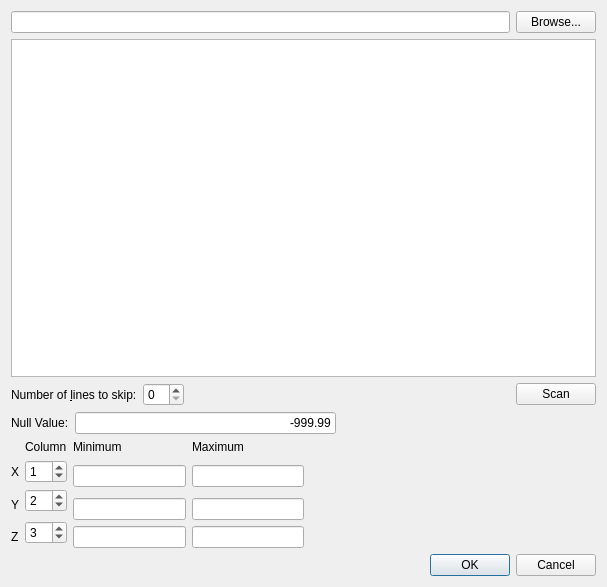
Qt form utilUI/xyzimportdialog.ui (fsoos74/su) before a commit.
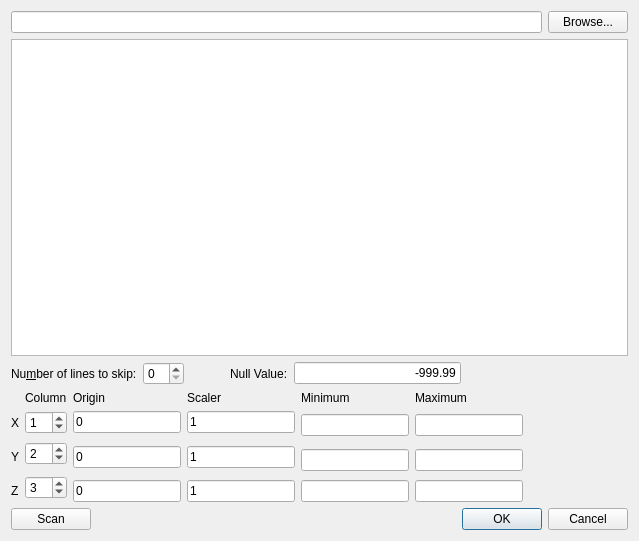
The same form after that commit. Icons and pictures are not drawn.

Commit message: added scaler and origin selection to xyz import dialog

Patch:
```diff
--- a/utilUI/xyzimportdialog.ui
+++ b/utilUI/xyzimportdialog.ui
@@ -6,8 +6,8 @@
    <rect>
     <x>0</x>
     <y>0</y>
-    <width>607</width>
-    <height>587</height>
+    <width>639</width>
+    <height>541</height>
    </rect>
   </property>
   <property name="windowTitle">
@@ -17,8 +17,8 @@
    <iconset resource="../ProjectViewer/icons.qrc">
     <normaloff>:/icons/images/logo_fs_64x64.png</normaloff>:/icons/images/logo_fs_64x64.png</iconset>
   </property>
-  <layout class="QGridLayout" name="gridLayout_2">
-   <item row="0" column="0">
+  <layout class="QVBoxLayout" name="verticalLayout">
+   <item>
     <layout class="QHBoxLayout" name="horizontalLayout">
      <item>
       <widget class="QLineEdit" name="lePath">
@@ -36,19 +36,22 @@
      </item>
     </layout>
    </item>
-   <item row="1" column="0">
+   <item>
     <widget class="QTextEdit" name="teContent">
+     <property name="lineWrapMode">
+      <enum>QTextEdit::NoWrap</enum>
+     </property>
      <property name="readOnly">
       <bool>true</bool>
      </property>
     </widget>
    </item>
-   <item row="2" column="0">
+   <item>
     <layout class="QHBoxLayout" name="horizontalLayout_3">
      <item>
       <widget class="QLabel" name="label">
        <property name="text">
-        <string>Number of &amp;lines to skip:</string>
+        <string>Nu&amp;mber of lines to skip:</string>
        </property>
        <property name="buddy">
         <cstring>sbSkip</cstring>
@@ -59,10 +62,13 @@
       <widget class="QSpinBox" name="sbSkip"/>
      </item>
      <item>
-      <spacer name="horizontalSpacer_2">
+      <spacer name="horizontalSpacer_4">
        <property name="orientation">
         <enum>Qt::Horizontal</enum>
        </property>
+       <property name="sizeType">
+        <enum>QSizePolicy::Fixed</enum>
+       </property>
        <property name="sizeHint" stdset="0">
         <size>
          <width>40</width>
@@ -71,17 +77,6 @@
        </property>
       </spacer>
      </item>
-     <item>
-      <widget class="QPushButton" name="pbScan">
-       <property name="text">
-        <string>Scan</string>
-       </property>
-      </widget>
-     </item>
-    </layout>
-   </item>
-   <item row="3" column="0">
-    <layout class="QHBoxLayout" name="horizontalLayout_5">
      <item>
       <widget class="QLabel" name="label_8">
        <property name="text">
@@ -100,7 +95,7 @@
       </widget>
      </item>
      <item>
-      <spacer name="horizontalSpacer_4">
+      <spacer name="horizontalSpacer_2">
        <property name="orientation">
         <enum>Qt::Horizontal</enum>
        </property>
@@ -114,7 +109,7 @@
      </item>
     </layout>
    </item>
-   <item row="4" column="0">
+   <item>
     <layout class="QHBoxLayout" name="horizontalLayout_4">
      <item>
       <layout class="QGridLayout" name="gridLayout">
@@ -132,21 +127,21 @@
          </property>
         </widget>
        </item>
-       <item row="5" column="2">
+       <item row="5" column="5">
         <widget class="QLineEdit" name="leMinZ">
          <property name="readOnly">
           <bool>true</bool>
          </property>
         </widget>
        </item>
-       <item row="1" column="2" rowspan="2">
+       <item row="1" column="5" rowspan="2">
         <widget class="QLineEdit" name="leMinX">
          <property name="readOnly">
           <bool>true</bool>
          </property>
         </widget>
        </item>
-       <item row="3" column="3" rowspan="2">
+       <item row="3" column="6" rowspan="2">
         <widget class="QLineEdit" name="leMaxY">
          <property name="readOnly">
           <bool>true</bool>
@@ -167,14 +162,14 @@
          </property>
         </widget>
        </item>
-       <item row="3" column="2" rowspan="2">
+       <item row="3" column="5" rowspan="2">
         <widget class="QLineEdit" name="leMinY">
          <property name="readOnly">
           <bool>true</bool>
          </property>
         </widget>
        </item>
-       <item row="5" column="3">
+       <item row="5" column="6">
         <widget class="QLineEdit" name="leMaxZ">
          <property name="readOnly">
           <bool>true</bool>
@@ -195,14 +190,14 @@
          </property>
         </widget>
        </item>
-       <item row="0" column="3">
+       <item row="0" column="6">
         <widget class="QLabel" name="label_7">
          <property name="text">
           <string>Maximum</string>
          </property>
         </widget>
        </item>
-       <item row="1" column="3" rowspan="2">
+       <item row="1" column="6" rowspan="2">
         <widget class="QLineEdit" name="leMaxX">
          <property name="readOnly">
           <bool>true</bool>
@@ -216,13 +211,69 @@
          </property>
         </widget>
        </item>
-       <item row="0" column="2">
+       <item row="0" column="5">
         <widget class="QLabel" name="label_6">
          <property name="text">
           <string>Minimum</string>
          </property>
         </widget>
        </item>
+       <item row="3" column="3">
+        <widget class="QLineEdit" name="leY0">
+         <property name="text">
+          <string>0</string>
+         </property>
+        </widget>
+       </item>
+       <item row="5" column="3">
+        <widget class="QLineEdit" name="leZ0">
+         <property name="text">
+          <string>0</string>
+         </property>
+        </widget>
+       </item>
+       <item row="1" column="3">
+        <widget class="QLineEdit" name="leX0">
+         <property name="text">
+          <string>0</string>
+         </property>
+        </widget>
+       </item>
+       <item row="0" column="3">
+        <widget class="QLabel" name="label_9">
+         <property name="text">
+          <string>Origin</string>
+         </property>
+        </widget>
+       </item>
+       <item row="1" column="4">
+        <widget class="QLineEdit" name="leSX">
+         <property name="text">
+          <string>1</string>
+         </property>
+        </widget>
+       </item>
+       <item row="3" column="4">
+        <widget class="QLineEdit" name="leSY">
+         <property name="text">
+          <string>1</string>
+         </property>
+        </widget>
+       </item>
+       <item row="5" column="4">
+        <widget class="QLineEdit" name="leSZ">
+         <property name="text">
+          <string>1</string>
+         </property>
+        </widget>
+       </item>
+       <item row="0" column="4">
+        <widget class="QLabel" name="label_10">
+         <property name="text">
+          <string>Scaler</string>
+         </property>
+        </widget>
+       </item>
       </layout>
      </item>
      <item>
@@ -240,8 +291,15 @@
      </item>
     </layout>
    </item>
-   <item row="5" column="0">
+   <item>
     <layout class="QHBoxLayout" name="horizontalLayout_2">
+     <item>
+      <widget class="QPushButton" name="pbScan">
+       <property name="text">
+        <string>Scan</string>
+       </property>
+      </widget>
+     </item>
      <item>
       <spacer name="horizontalSpacer">
        <property name="orientation">
```
The commit also changes 3 other files.
